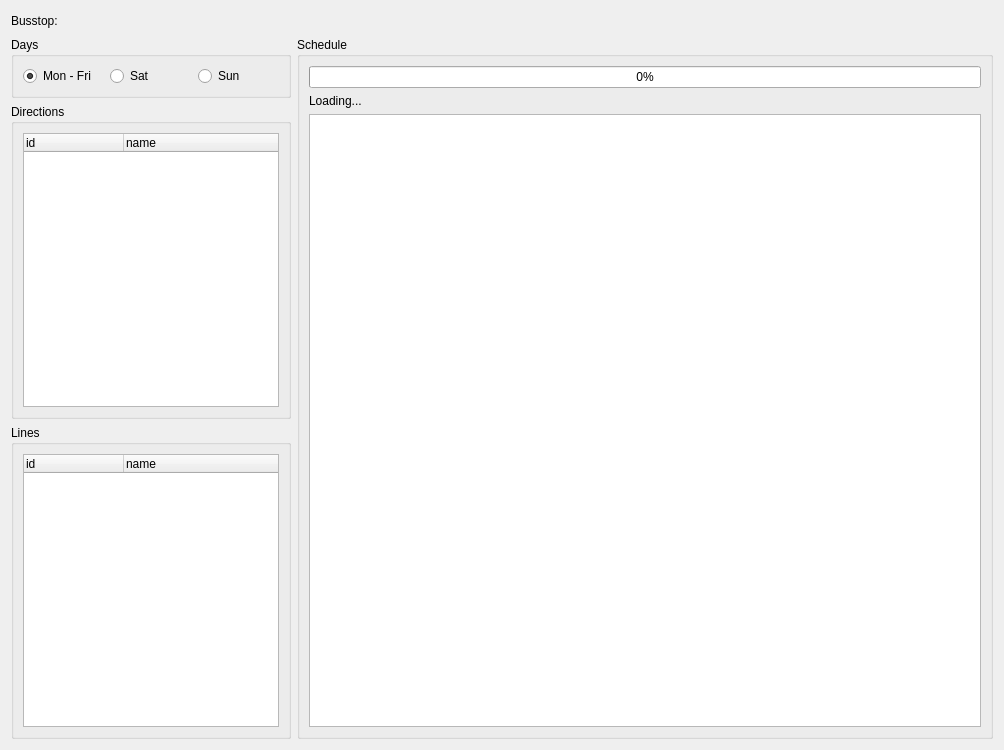
Above: Widgets/WdgBusstopschedule.ui from ma7t3/ScheduleMaster before the change. Below: the same form after it.
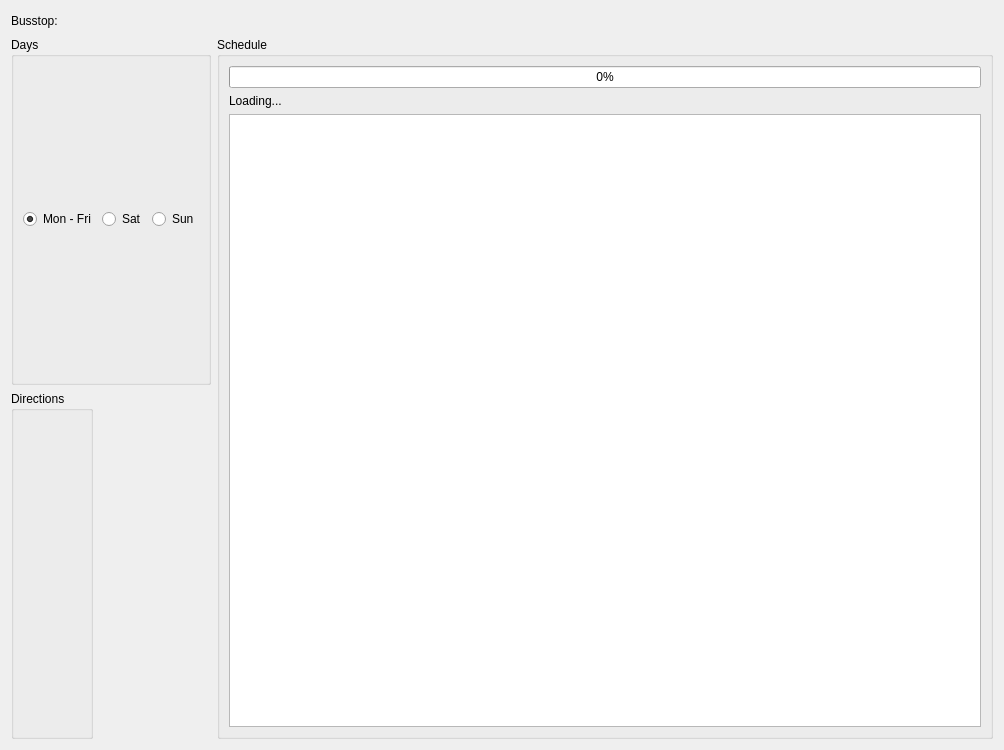
That is the form after the change. Custom widgets are drawn as their Qt base class.

Diff of the .ui file:
```diff
--- a/Widgets/WdgBusstopschedule.ui
+++ b/Widgets/WdgBusstopschedule.ui
@@ -104,65 +104,7 @@
          </property>
          <layout class="QVBoxLayout" name="verticalLayout">
           <item>
-           <widget class="QTreeWidget" name="twDirections">
-            <property name="sizePolicy">
-             <sizepolicy hsizetype="Maximum" vsizetype="Expanding">
-              <horstretch>0</horstretch>
-              <verstretch>0</verstretch>
-             </sizepolicy>
-            </property>
-            <property name="selectionMode">
-             <enum>QAbstractItemView::NoSelection</enum>
-            </property>
-            <column>
-             <property name="text">
-              <string>id</string>
-             </property>
-            </column>
-            <column>
-             <property name="text">
-              <string>name</string>
-             </property>
-            </column>
-           </widget>
-          </item>
-         </layout>
-        </widget>
-       </item>
-       <item>
-        <widget class="QGroupBox" name="groupBox_2">
-         <property name="sizePolicy">
-          <sizepolicy hsizetype="Maximum" vsizetype="Preferred">
-           <horstretch>0</horstretch>
-           <verstretch>0</verstretch>
-          </sizepolicy>
-         </property>
-         <property name="title">
-          <string>Lines</string>
-         </property>
-         <layout class="QVBoxLayout" name="verticalLayout_2">
-          <item>
-           <widget class="QTreeWidget" name="twLines">
-            <property name="sizePolicy">
-             <sizepolicy hsizetype="Maximum" vsizetype="Expanding">
-              <horstretch>0</horstretch>
-              <verstretch>0</verstretch>
-             </sizepolicy>
-            </property>
-            <property name="selectionMode">
-             <enum>QAbstractItemView::NoSelection</enum>
-            </property>
-            <column>
-             <property name="text">
-              <string>id</string>
-             </property>
-            </column>
-            <column>
-             <property name="text">
-              <string>name</string>
-             </property>
-            </column>
-           </widget>
+           <widget class="WdgRouteSelector" name="routeSelector" native="true"/>
           </item>
          </layout>
         </widget>
@@ -212,6 +154,14 @@
    </item>
   </layout>
  </widget>
+ <customwidgets>
+  <customwidget>
+   <class>WdgRouteSelector</class>
+   <extends>QWidget</extends>
+   <header>Widgets\wdgrouteselector.h</header>
+   <container>1</container>
+  </customwidget>
+ </customwidgets>
  <resources/>
  <connections/>
 </ui>
```
